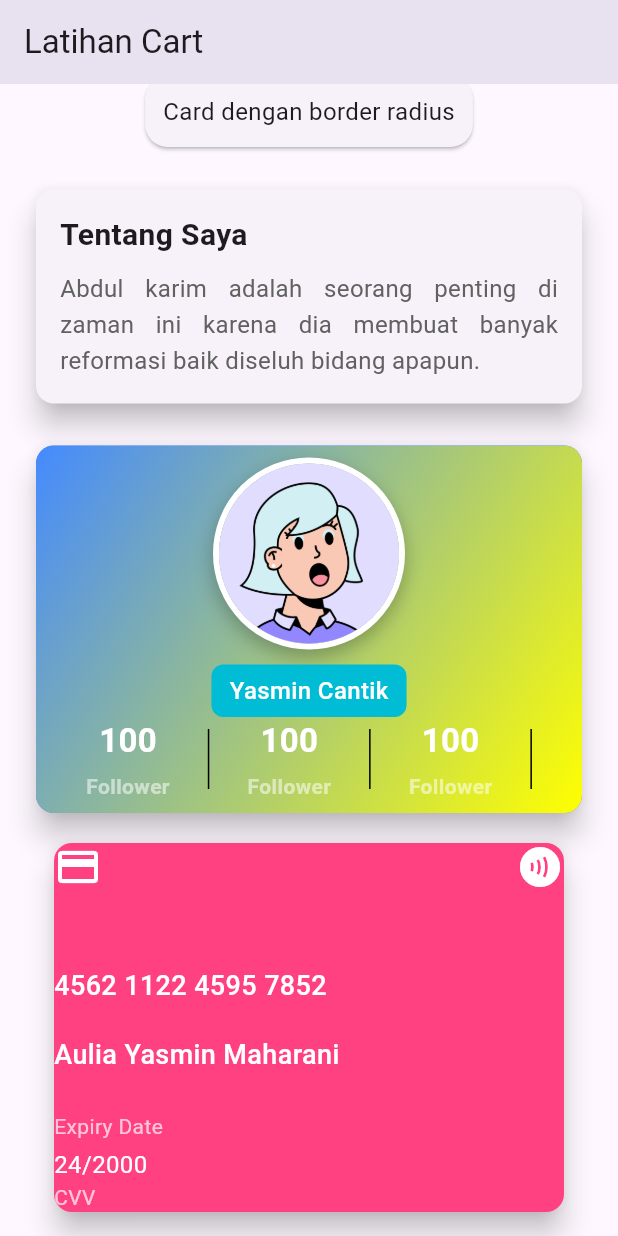
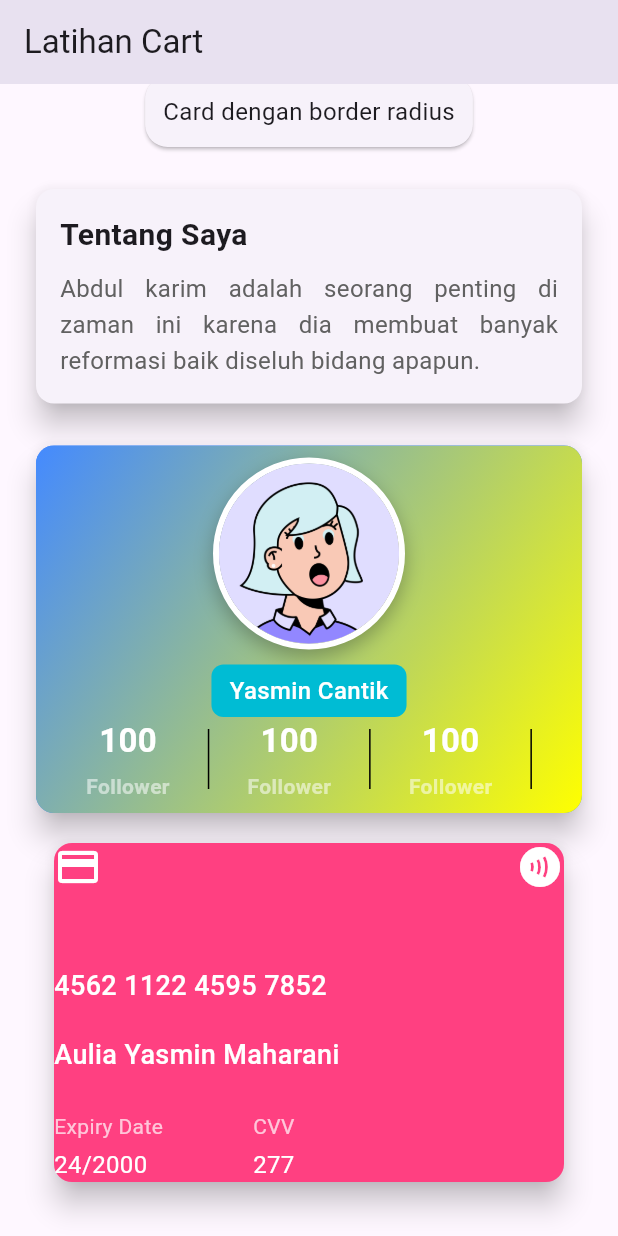
Before and after one commit to yaseumine/Tugas_week_8_1123150146, a Flutter app: the screen it shows after launch, scrolled down 238 dp, on a phone screen of 412 x 824 dp. Run offline on Flutter 3.47's test engine with Material 3 defaults, Android fonts, the phone set to English and light mode, and no system bars.

Commit message:
memperbaiki desain cvv dan exp date supaya bersebelahan

```diff
--- a/lib/pages/latihan_cart.dart
+++ b/lib/pages/latihan_cart.dart
@@ -307,9 +307,10 @@ class LatihanCart extends StatelessWidget {
                       Row(
                         mainAxisAlignment: MainAxisAlignment.start,
                         children: [
+                          // Expiry Date
                           Column(
                             crossAxisAlignment: CrossAxisAlignment.start,
-                            children: [
+                            children: const [
                               Text(
                                 "Expiry Date",
                                 style: TextStyle(
@@ -325,12 +326,28 @@ class LatihanCart extends StatelessWidget {
                                   fontSize: 16,
                                 ),
                               ),
-                              SizedBox(width: 60),
+                            ],
+                          ),
+
+                          SizedBox(width: 60),
+
+                          // CVV
+                          Column(
+                            crossAxisAlignment: CrossAxisAlignment.start,
+                            children: const [
                               Text(
                                 "CVV",
                                 style: TextStyle(
                                   color: Colors.white70,
                                   fontSize: 14,
+                                ),
+                              ),
+                              SizedBox(height: 4),
+                              Text(
+                                "277",
+                                style: TextStyle(
+                                  color: Colors.white,
+                                  fontSize: 16,
                                 ),
                               ),
                             ],
```
